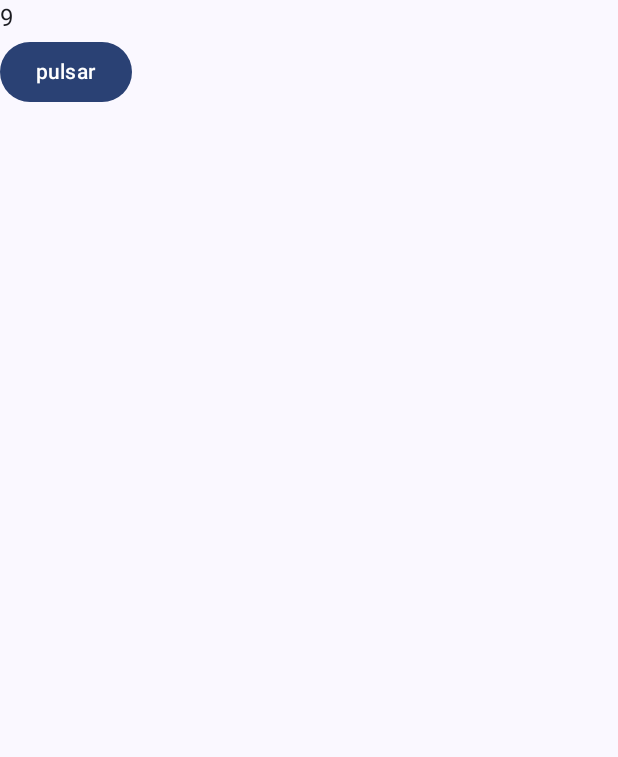
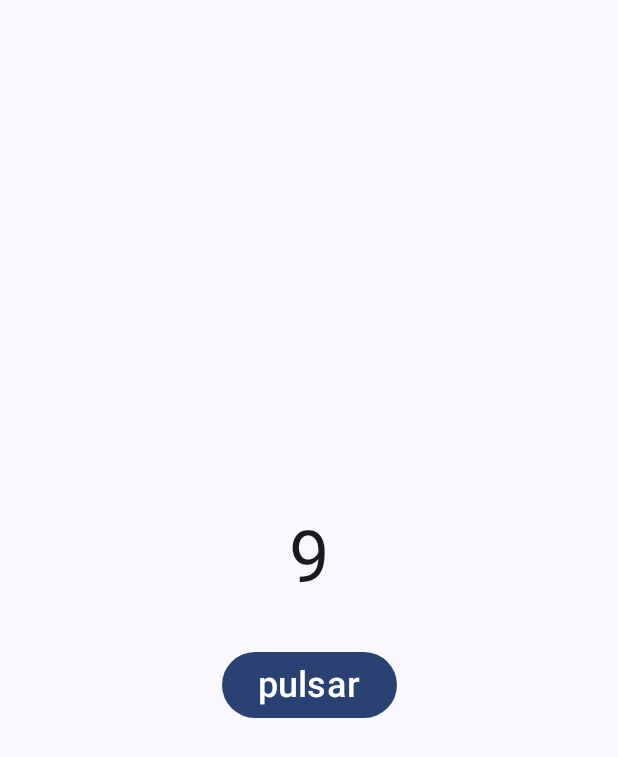
Before and after one commit to caluca2002/MyTabata, an Android app built with Jetpack Compose: the screen it shows after launch (MainActivity), after a tap on "pulsar", on a phone screen of 412 x 824 dp. Shown: the top 757 px of the screen. Run offline under Robolectric (Android 15) with nearby library versions, the phone set to English and light mode, and no system bars.

```diff
--- a/app/src/main/java/com/example/mytabata/CountDown.kt
+++ b/app/src/main/java/com/example/mytabata/CountDown.kt
@@ -2,61 +2,72 @@ package com.example.mytabata
 
 import android.os.CountDownTimer
 import android.util.Log
-import androidx.compose.material3.Text
 
-class CountDown(var seconds: Int, var loquehacealhacertick: (Long) -> Unit) {
+class CountDown(var seconds: Int, var veces: Int, var loquehacealhacertick: (Long) -> Unit) {
     private var estado: Boolean = false
+    private var contador: Int = 0
 
-    // Contador 1
-    var myCounter = object : CountDownTimer((seconds * 1000L), 1000) {
-
+    var contadorTrabajo = object : CountDownTimer((seconds * 1000L), 1000) {
         override fun onTick(millisUntilFinished: Long) {
             if (estado) loquehacealhacertick(millisUntilFinished / 1000)
-            Log.i("PrimerCounter", "Segundos restantes: ${millisUntilFinished / 1000}")
+            Log.i("Contador ${contador}", "Segundos restantes: ${millisUntilFinished / 1000}")
         }
 
         override fun onFinish() {
             estado = false
-            Log.i("PrimerCounter", "Primer contador terminado")
+            Log.i("Contador ${contador}", "Contador ${contador} terminado. Conteo: $contador")
 
-            startSecondCounter()
+            if (contador < veces) {
+                startContadorDescanso()
+            } else {
+                Log.i("Contador", "Contador completado $veces veces.")
+            }
         }
     }
 
-    var secondCounter = object : CountDownTimer(10000L, 1000) {
+    var contadorDescanso = object : CountDownTimer((seconds * 500L), 1000) {
         override fun onTick(millisUntilFinished: Long) {
             loquehacealhacertick(millisUntilFinished / 1000)
-            Log.i("SecondCounter", "Segundos restantes: ${millisUntilFinished / 1000}")
+            Log.i("Contador ${contador}", "Segundos restantes: ${millisUntilFinished / 1000}")
         }
 
         override fun onFinish() {
-            Log.i("SecondCounter", "Segundo contador terminado")
+            Log.i("Contador ${contador}", "Contador de descanso terminado")
+
+            if (contador < veces) {
+                startContadorTrabajo()
+            } else {
+                Log.i("Contador", "Todos los contadores completados.")
+            }
         }
     }
 
-    private fun startSecondCounter() {
-        Log.i("SecondCounter", "Iniciando segundo contador")
-        secondCounter.start()
+    private fun startContadorDescanso() {
+        contador++
+        estado = true
+        Log.i("Contador ${contador}", "Iniciando contador de descanso")
+        contadorDescanso.start()
+    }
+
+    private fun startContadorTrabajo() {
+        contador++
+        Log.i("Contador ${contador}", "Iniciando contador de trabajo")
+        estado = true
+        contadorTrabajo.start()
     }
 
     fun toggle() {
-        Log.i("estado", "toggle: $estado")
-        if (this.estado == true) {
+        if (this.estado) {
             this.cancel()
         } else {
-            Log.i("empezar", "toggle: start")
-            this.start()
+            contador = 0
+            startContadorTrabajo()
         }
-    }
-
-    fun start() {
-        estado = true
-        this.myCounter.start()
     }
 
     fun cancel() {
         estado = false
-        this.myCounter.cancel()
-        this.secondCounter.cancel()
+        this.contadorTrabajo.cancel()
+        this.contadorDescanso.cancel()
     }
 }
--- a/app/src/main/java/com/example/mytabata/MainActivity.kt
+++ b/app/src/main/java/com/example/mytabata/MainActivity.kt
@@ -4,10 +4,12 @@ import android.os.Bundle
 import androidx.activity.ComponentActivity
 import androidx.activity.compose.setContent
 import androidx.activity.enableEdgeToEdge
+import androidx.compose.foundation.layout.Arrangement
+import androidx.compose.foundation.layout.Box
 import androidx.compose.foundation.layout.Column
-import androidx.compose.foundation.layout.Row
 import androidx.compose.foundation.layout.fillMaxSize
 import androidx.compose.foundation.layout.padding
+import androidx.compose.foundation.layout.wrapContentSize
 import androidx.compose.material3.Button
 import androidx.compose.material3.Scaffold
 import androidx.compose.material3.Text
@@ -16,7 +18,10 @@ import androidx.compose.runtime.getValue
 import androidx.compose.runtime.mutableStateOf
 import androidx.compose.runtime.remember
 import androidx.compose.runtime.setValue
+import androidx.compose.ui.Alignment
 import androidx.compose.ui.Modifier
+import androidx.compose.ui.unit.dp
+import androidx.compose.ui.unit.sp
 import com.example.mytabata.ui.theme.MyTabataTheme
 
 var estado : Boolean = false
@@ -29,7 +34,10 @@ class MainActivity : ComponentActivity() {
             MyTabataTheme {
                 Scaffold(modifier = Modifier.fillMaxSize()) { innerPadding ->
                     Counter(
-                        modifier = Modifier.padding(innerPadding)
+                        modifier = Modifier
+                            .padding(innerPadding)
+                            .fillMaxSize()
+                            .wrapContentSize(Alignment.Center)
                     )
                 }
             }
@@ -40,24 +48,33 @@ class MainActivity : ComponentActivity() {
 @Composable
 fun Counter(modifier: Modifier = Modifier) {
     var theCounter by remember { mutableStateOf(0L) }
+    val miConterDown by remember { mutableStateOf(CountDown(10,10) { newvalue -> theCounter = newvalue }) }
 
-    var miConterDown by remember{ mutableStateOf(CountDown(10, {newvalue -> theCounter = newvalue}))}
-
-
-
-    Column{
+    Box(
+        modifier = modifier
+    ) {
+        Column(
+            horizontalAlignment = Alignment.CenterHorizontally,
+            verticalArrangement = Arrangement.Center,
+            modifier = Modifier.fillMaxSize()
+        ) {
             Text(
                 text = theCounter.toString(),
-            modifier = modifier
+                fontSize = 48.sp,
+                modifier = Modifier.padding(bottom = 16.dp)
             )
 
-        Button(onClick = {
+            Button(
+                onClick = {
                     miConterDown.toggle()
-        }) {
+                },
+                modifier = Modifier.padding(top = 16.dp)
+            ) {
                 Text(
-                text = "pulsar"
+                    text = "pulsar",
+                    fontSize = 24.sp
                 )
             }
         }
-
     }
+}
```
Lines whose indentation alone changed are shown as unchanged.
